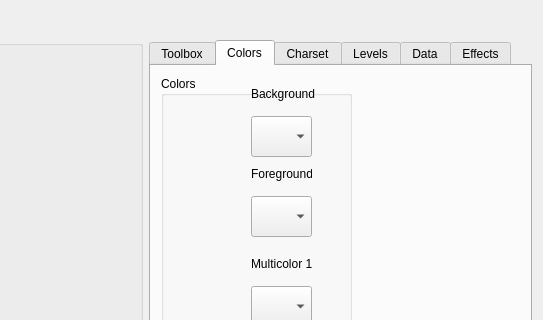
Before: the Qt Designer form source/trsedocuments/formimageeditor.ui in leuat/TRSE, drawn with Qt 5; both pictures show x 635 to 1178 and y 0 to 320 of the 1178 by 632 pixel window.
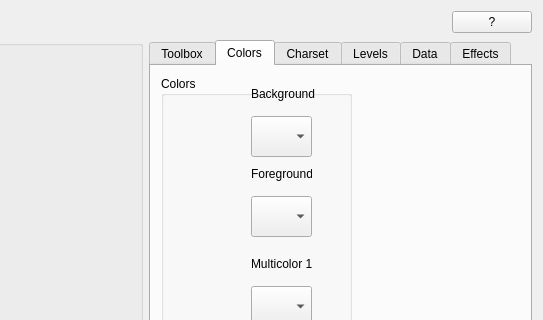
After: the same form once the commit is applied. The open tabs and pages were chosen to show the change. Custom widgets are drawn as their Qt base class.

```diff
--- a/source/trsedocuments/formimageeditor.ui
+++ b/source/trsedocuments/formimageeditor.ui
@@ -522,6 +522,33 @@
        </item>
       </layout>
      </item>
+     <item row="0" column="1">
+      <layout class="QHBoxLayout" name="horizontalLayout_4" stretch="6,1">
+       <property name="spacing">
+        <number>2</number>
+       </property>
+       <item>
+        <widget class="QLabel" name="label_3">
+         <property name="layoutDirection">
+          <enum>Qt::LeftToRight</enum>
+         </property>
+         <property name="text">
+          <string> </string>
+         </property>
+         <property name="alignment">
+          <set>Qt::AlignRight|Qt::AlignTrailing|Qt::AlignVCenter</set>
+         </property>
+        </widget>
+       </item>
+       <item>
+        <widget class="QPushButton" name="btnHelpImage">
+         <property name="text">
+          <string>?</string>
+         </property>
+        </widget>
+       </item>
+      </layout>
+     </item>
     </layout>
    </item>
    <item row="1" column="0">
```
Left out of the diff: 2 changed lines with no effect on the pictures.
